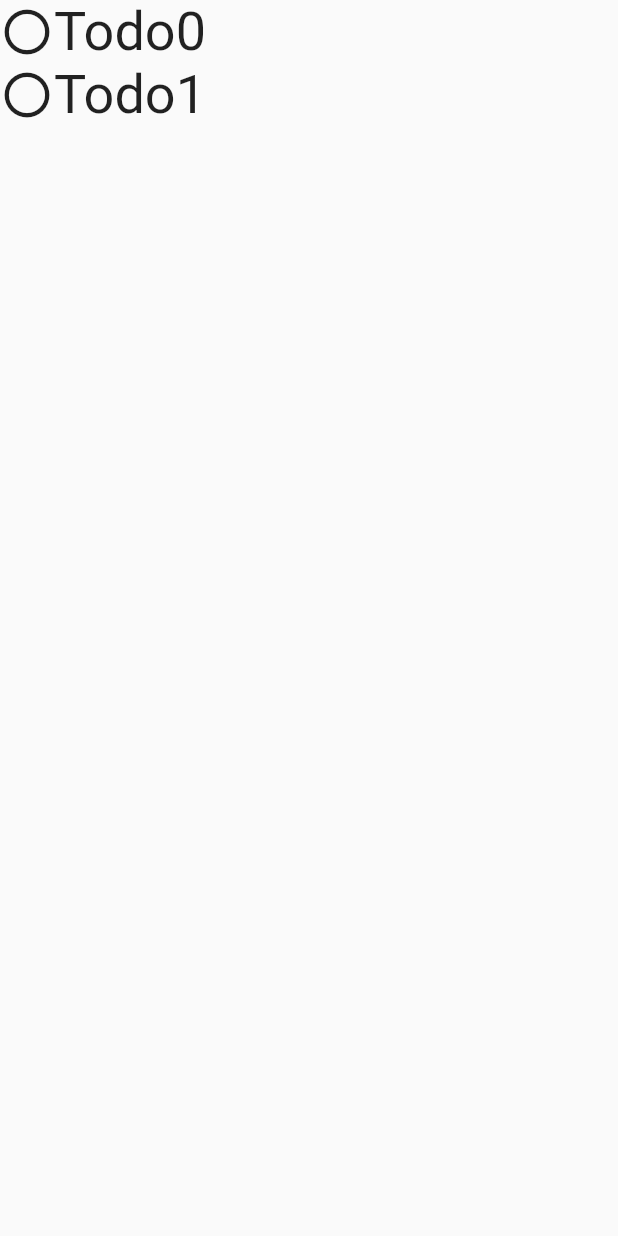
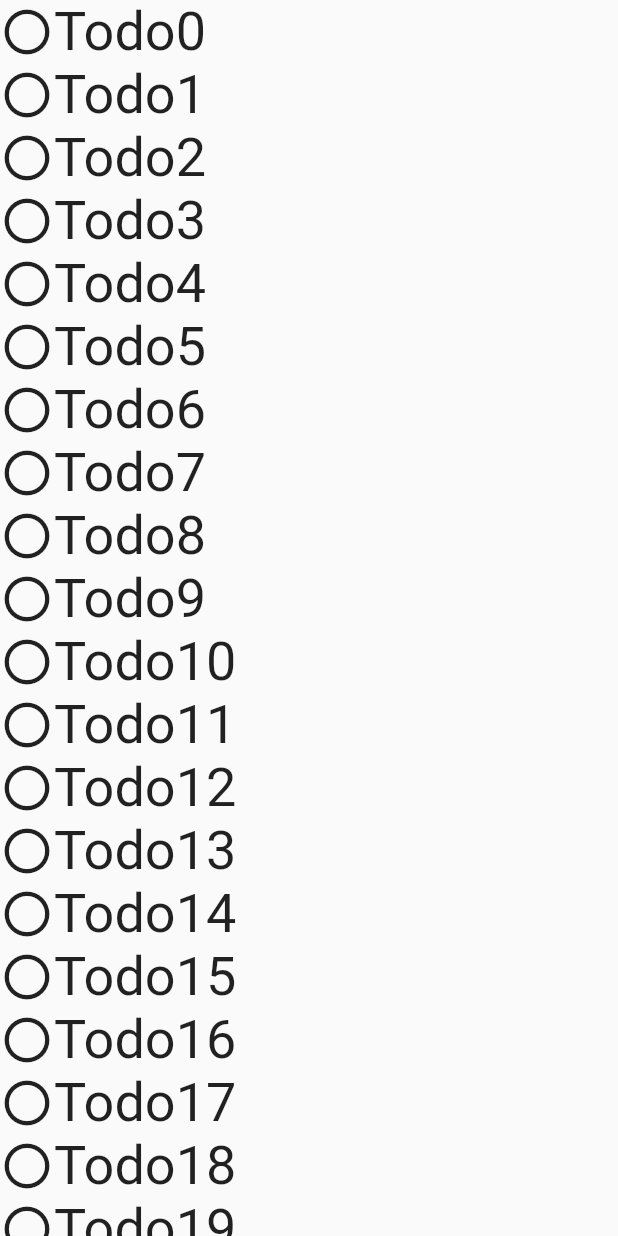
Before and after one commit to thu-flutter-dev/todoapp, a Flutter app: the screen it shows after launch, on a phone screen of 412 x 824 dp. Run offline on Flutter 3.47's test engine with Material 2 defaults, Android fonts, the phone set to English and light mode, and no system bars.

Commit message:
finish multiple Todos

```diff
--- a/lib/main.dart
+++ b/lib/main.dart
@@ -24,11 +24,9 @@ class ContentWidget extends StatelessWidget {
   @override
   Widget build(BuildContext context) {
     return Center(
-      child: Column(
-        children: [
-          TodoWidget(content: todoList.data[0].content),
-          TodoWidget(content: todoList.data[1].content),
-        ],
+      child: ListView(
+        children:
+            todoList.data.map((e) => TodoWidget(content: e.content)).toList(),
       ),
     );
   }
--- a/lib/model.dart
+++ b/lib/model.dart
@@ -50,5 +50,9 @@ TodoList todoList = TodoList([
   "Todo17",
   "Todo18",
   "Todo19",
-  "Todo20"
+  "Todo20",
+  "Todo21",
+  "Todo22",
+  "Todo23",
+  "Todo24",
 ]);
```
